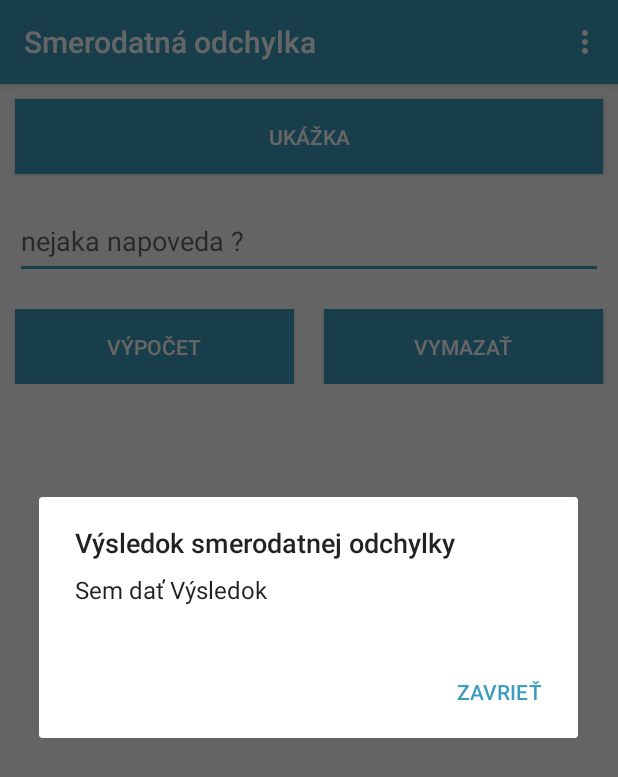
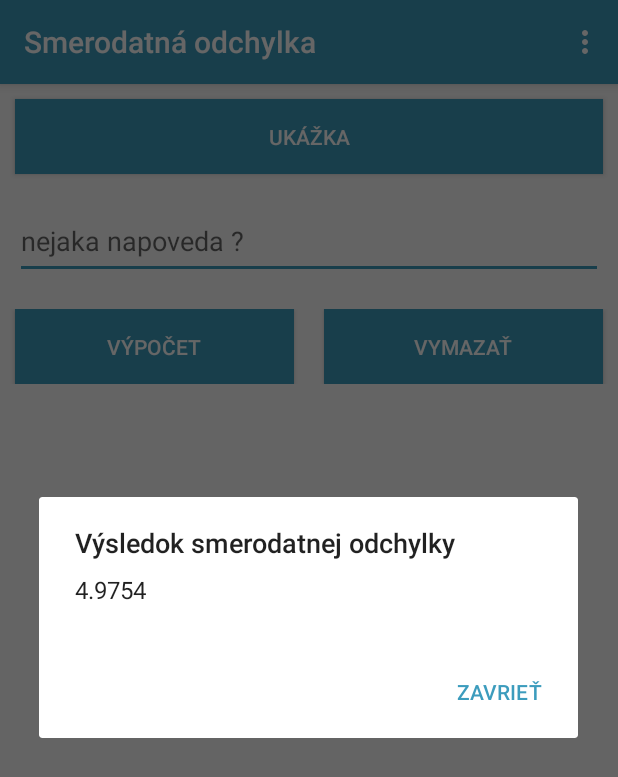
Before and after one commit to ppristas/ivs, an Android app: the ProfilingActivity screen opened directly, with no data from a screen before it, after a tap on "VÝPOČET", on a phone screen of 412 x 824 dp. Shown: the top 777 px of the screen. Run offline under Robolectric (Android 15) with nearby library versions, the phone set to English and light mode, and no system bars.

Commit message:
vytvorenie triedy pre pocitanie smerodajnej odchykly

```diff
--- /dev/null
+++ b/src/Kalkulacka/app/src/main/assets/test.txt
@@ -0,0 +1 @@
+10.2,15.8,16.3,8.2,5.6,1.0,12.8,4.5,2.9,8.56,
--- a/src/Kalkulacka/app/src/main/java/com/example/enterprise/kalkulaka/Calculate.java
+++ b/src/Kalkulacka/app/src/main/java/com/example/enterprise/kalkulaka/Calculate.java
@@ -12,6 +12,8 @@ public class Calculate
 
     public String Calculate(String example)
     {
+
+
         Parser parser = new Parser();
         PostToInfix convertor = new PostToInfix();
 
@@ -32,6 +34,6 @@ public class Calculate
         System.out.println("Result is : " + result);
         return Double.toString(result);
 
-        //return "0.0";
+
     }
 }
--- a/src/Kalkulacka/app/src/main/java/com/example/enterprise/kalkulaka/ProfilingActivity.java
+++ b/src/Kalkulacka/app/src/main/java/com/example/enterprise/kalkulaka/ProfilingActivity.java
@@ -2,6 +2,7 @@ package com.example.enterprise.kalkulaka;
 
 import android.content.DialogInterface;
 import android.content.Intent;
+import android.content.res.AssetManager;
 import android.os.Bundle;
 import android.support.v7.app.AlertDialog;
 import android.support.v7.app.AppCompatActivity;
@@ -9,10 +10,21 @@ import android.view.Menu;
 import android.view.MenuItem;
 import android.view.View;
 import android.widget.EditText;
+import android.widget.Toast;
+
+import java.io.FileReader;
+import java.io.InputStream;
+import java.io.InputStreamReader;
+import java.util.ArrayList;
+import java.util.Iterator;
+import java.util.List;
 
 public class ProfilingActivity extends AppCompatActivity
 {
 
+    private StandardDeviations dev = new StandardDeviations();
+    List<Double> list = new ArrayList<>();
+    String text = "";
     String result;
 
     @Override
@@ -20,6 +32,32 @@ public class ProfilingActivity extends AppCompatActivity
     {
         super.onCreate(savedInstanceState);
         setContentView(R.layout.profiling_activity_layout);
+        try
+        {
+            InputStreamReader reader = new InputStreamReader(getAssets().open("test.txt"));
+            int c;
+            while ((c = reader.read()) != -1) {
+                char character = (char) c;
+                if(character == ','){
+                    list.add(Double.parseDouble(text));
+                    text = "";
+                    continue;
+                }
+                text += character;
+            }
+        }
+        catch (Exception e)
+        {
+            Toast.makeText(this, "Chyba pri načítaní súboru test.txt",Toast.LENGTH_LONG).show();
+        }
+
+        Iterator<Double> It = list.iterator();
+        while(It.hasNext()){
+            Double st = It.next();
+            System.out.println("character : " + st.toString());
+        }
+
+
     }
 
     //zobrazi demo výsledok aký mu pošleme
@@ -32,8 +70,7 @@ public class ProfilingActivity extends AppCompatActivity
                 result = "Sem dať Výsledok";
                 break;
             case R.id.buttonProfiling:
-                //sem vypocet odchylky
-                result = "Sem dať Výsledok";
+                result =  Double.toString(dev.comp(list));
                 break;
         }
 
--- /dev/null
+++ b/src/Kalkulacka/app/src/main/java/com/example/enterprise/kalkulaka/StandardDeviations.java
@@ -0,0 +1,52 @@
+package com.example.enterprise.kalkulaka;
+
+import java.io.BufferedReader;
+import java.io.File;
+import java.io.FileNotFoundException;
+import java.io.FileReader;
+import java.io.IOException;
+import java.util.ArrayList;
+import java.util.Collection;
+import java.util.Collections;
+import java.util.Iterator;
+import java.util.List;
+
+/**
+ * Created by mikla on 14.4.2017.
+ */
+
+public class StandardDeviations {
+
+
+    private Compute comp;
+    public StandardDeviations(){
+        comp = new Compute();
+    }
+
+    public double comp(List<Double> input){
+        double sum = 0.0;
+        double N = input.size();
+        double priemer = Priemer(input);
+        for(int i = 0; i < N; i++){
+            double temp = input.get(i) - priemer;
+            sum += comp.exp(temp,2.0);
+        }
+        System.out.println("Vypocet prebieh : " + sum);
+        double tsum = ((1/N)*sum);
+        System.out.println("Vypocet prebieh : " + N);
+        return comp.sqrt(tsum,tsum/2);
+    }
+
+    public double Priemer(List<Double> input){
+        double sum = 0.0;
+        for(int i = 0; i < input.size(); i++){
+            sum += input.get(i);
+        }
+        System.out.println("Priemer je : " + sum/input.size());
+        return sum/input.size();
+    }
+
+
+
+
+}
```
Also changed, not shown: 1 other file.
